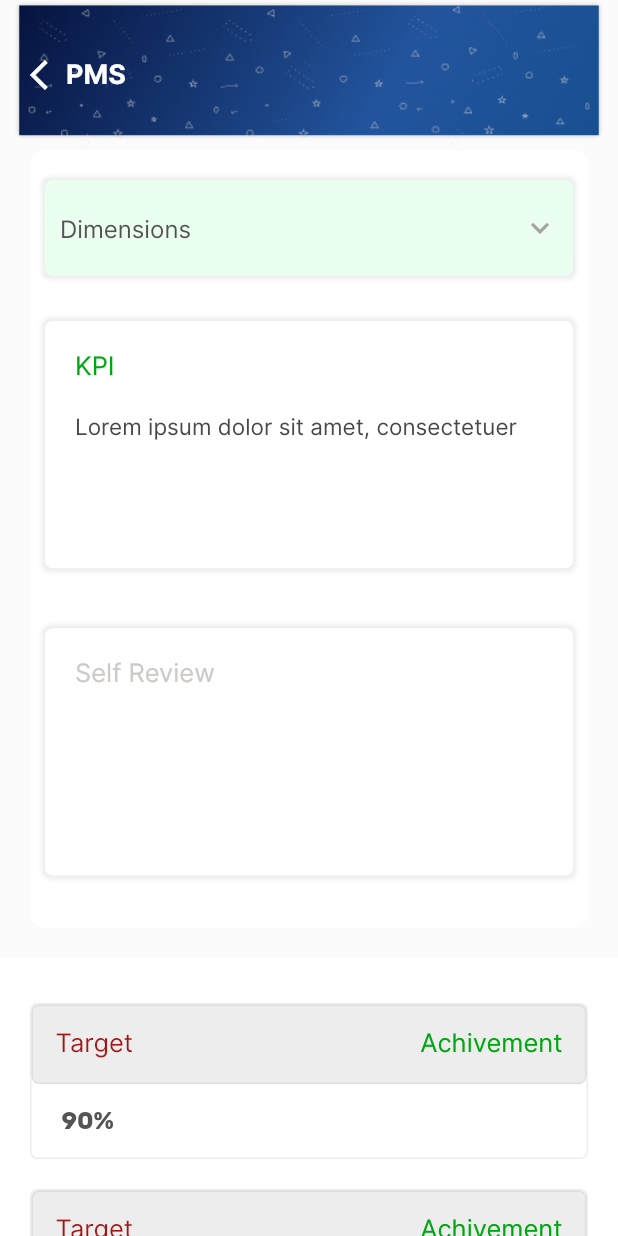
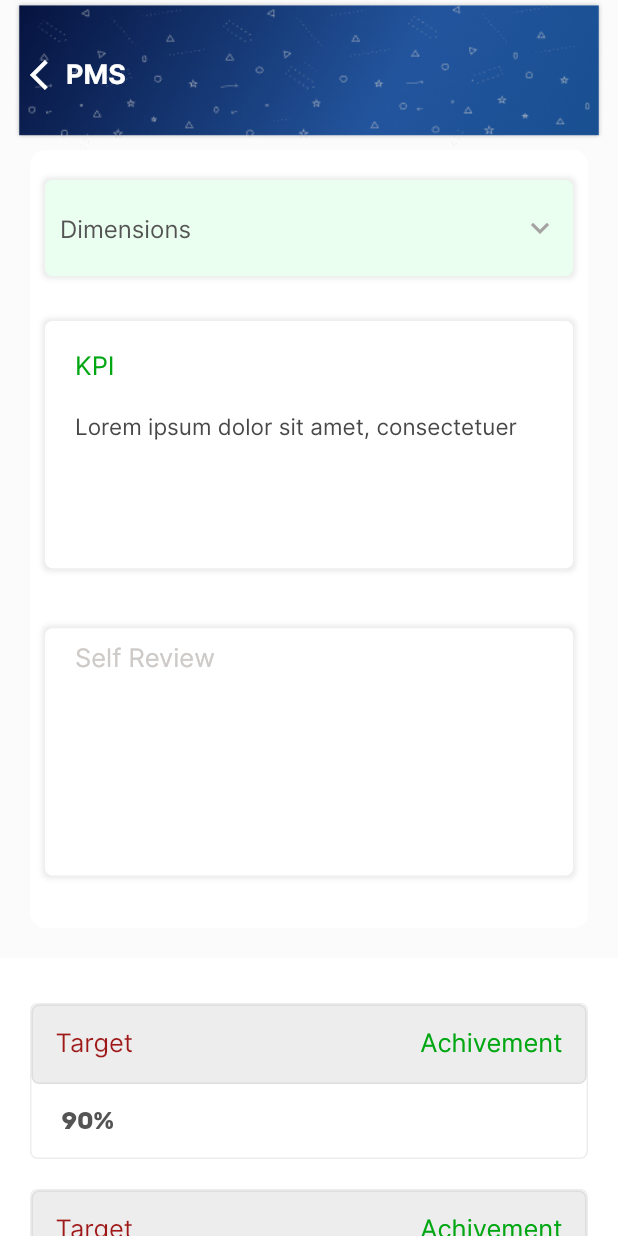
Before and after one commit to mobileappdev47/hrms_app-1, a Flutter app: the PmsEditScreen screen opened by its route, on a phone screen of 412 x 824 dp. Run offline on Flutter 3.47's test engine with Material 2 defaults, Android fonts, the phone set to English and light mode, and no system bars; our stand-ins replace get; statements that could not run were skipped; project files that could hold a hidden picture were left out.

Commit message:
textfield add

```diff
--- a/lib/screen/dashboard/pms_edit_screen/pms_edit_screen.dart
+++ b/lib/screen/dashboard/pms_edit_screen/pms_edit_screen.dart
@@ -206,7 +206,7 @@ class PmsEditScreen extends StatelessWidget {
                       width: Get.width,
                       margin: const EdgeInsets.symmetric(horizontal: 10),
                       padding: const EdgeInsets.symmetric(
-                          vertical: 20, horizontal: 20),
+                          vertical: 10, horizontal: 20),
                       decoration: BoxDecoration(
                           boxShadow: [
                             BoxShadow(
@@ -220,13 +220,32 @@ class PmsEditScreen extends StatelessWidget {
                         mainAxisAlignment: MainAxisAlignment.start,
                         crossAxisAlignment: CrossAxisAlignment.start,
                         children: [
-                          Text(
-                            "Self Review",
-                            style: AppTextStyle(
+                          TextField(
+                            controller: controller.selfReviewController,
+                            style: AppTextStyle(size: 17,
                                 fontFamily: "inter",
-                                textColor: const Color(0xFFCDCAC8),
-                                size: 17),
-                          ),
+                                textColor: const Color(0xFF484848),
+                                weight: FontWeight.w500),
+                            decoration: InputDecoration(
+                                border: InputBorder.none,
+                                hintText: "Self Review",
+                                hintStyle: AppTextStyle(
+                                    size: 17,
+                                    fontFamily: "inter",
+                                    textColor: const Color(0xFFCDCAC8),
+                                    weight: FontWeight.w500),
+
+                                contentPadding:
+                                    const EdgeInsets.all(0)),
+                            maxLines: 5,
+                          )
+                          // Text(
+                          //   "Self Review",
+                          //   style: AppTextStyle(
+                          //       fontFamily: "inter",
+                          //       textColor: const Color(0xFFCDCAC8),
+                          //       size: 17),
+                          // ),
                         ],
                       ),
                     ),
```
